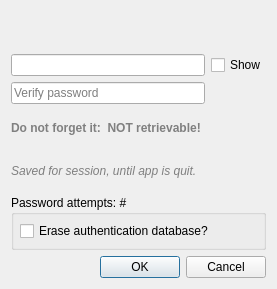
The window that src/ui/qgscredentialdialog.ui (carsmie/QGIS) describes before a commit, drawn with Qt 5.
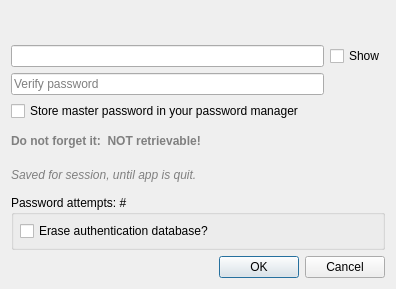
The same window after the commit. The open tabs and pages were chosen to show the change. Custom widgets are drawn as their Qt base class.

Commit message: [feature][needs-docs] Master Password integration with OS password manager

```diff
--- a/src/ui/qgscredentialdialog.ui
+++ b/src/ui/qgscredentialdialog.ui
@@ -6,7 +6,7 @@
    <rect>
     <x>0</x>
     <y>0</y>
-    <width>277</width>
+    <width>396</width>
     <height>289</height>
    </rect>
   </property>
@@ -154,6 +154,13 @@
          </item>
         </layout>
        </item>
+       <item>
+        <widget class="QCheckBox" name="chkbxPasswordHelperEnable">
+         <property name="text">
+          <string>Store master password in your password manager</string>
+         </property>
+        </widget>
+       </item>
        <item>
         <widget class="QLabel" name="lblDontForget">
          <property name="styleSheet">
```
Left out of the diff: 2 changed lines with no effect on the pictures. The commit also changes 30 other files.
